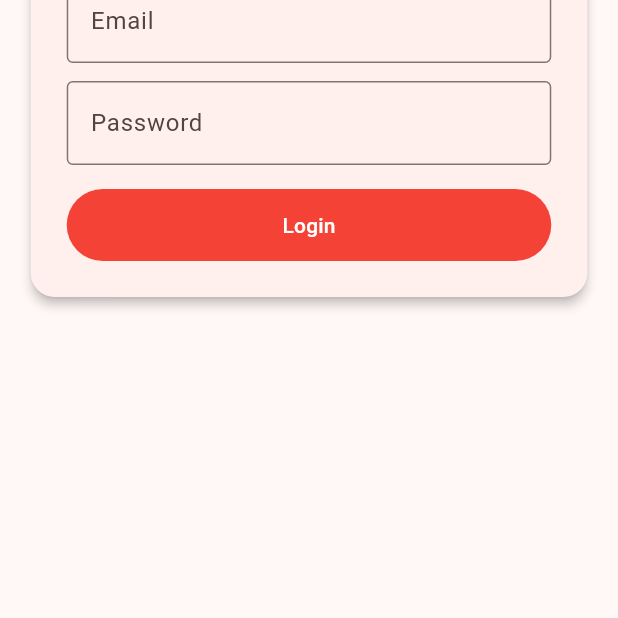
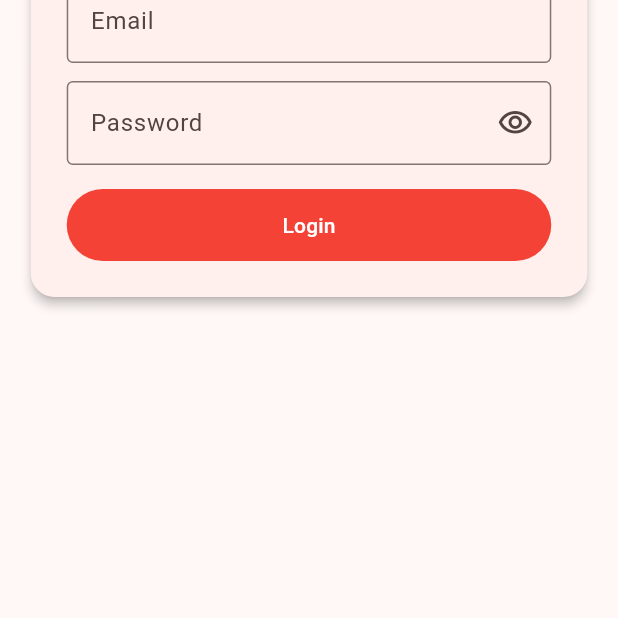
Before and after one commit to Laykusero04/SELLCO-Project-Tracker, a Flutter app: the screen it shows after launch, on a phone screen of 412 x 824 dp, the part 618-1236 px from its top. Run offline on Flutter 3.47's test engine with Material 3 defaults, Android fonts, the phone set to English and light mode, and no system bars; our stand-ins replace firebase_auth, firebase_core, flutter_bloc; accounts and stored records are empty.

Commit message:
Refactor authentication flow in app.dart and auth_bloc.dart to improve error handling and loading states. Update home_screen.dart to utilize a custom app bar and enhance user email display. Modify login_screen.dart to include password visibility toggle and Snackbar for error messages, removing direct error text display.

```diff
--- a/sellco_project_tracker/lib/app.dart
+++ b/sellco_project_tracker/lib/app.dart
@@ -2,7 +2,6 @@ import 'package:flutter/material.dart';
 import 'package:flutter_bloc/flutter_bloc.dart';
 import 'bloc/auth_bloc.dart';
 import 'bloc/auth_state.dart';
-import 'bloc/auth_event.dart';
 import 'screens/login_screen.dart';
 import 'screens/home_screen.dart';
 
@@ -36,45 +35,29 @@ class AuthGate extends StatelessWidget {
   Widget build(BuildContext context) {
     return BlocBuilder<AuthBloc, AuthState>(
       builder: (context, state) {
-        if (state is AuthLoading) {
+        // Show loading screen while checking initial auth state
+        if (state is AuthInitial) {
           return const Scaffold(
-            body: Center(
-              child: CircularProgressIndicator(),
-            ),
-          );
-        }
-
-        if (state is AuthError) {
-          return Scaffold(
             body: Center(
               child: Column(
                 mainAxisAlignment: MainAxisAlignment.center,
                 children: [
-                  const Icon(Icons.error, size: 64, color: Colors.red),
-                  const SizedBox(height: 16),
-                  Text(
-                    'Something went wrong: ${state.message}',
-                    textAlign: TextAlign.center,
-                    style: Theme.of(context).textTheme.bodyLarge,
-                  ),
-                  const SizedBox(height: 16),
-                  ElevatedButton(
-                    onPressed: () {
-                      context.read<AuthBloc>().add(AuthCheckRequested());
-                    },
-                    child: const Text('Retry'),
-                  ),
+                  CircularProgressIndicator(),
+                  SizedBox(height: 16),
+                  Text('Checking session...'),
                 ],
               ),
             ),
           );
         }
 
+        // If authenticated, go to home screen
         if (state is AuthAuthenticated) {
           return const HomeScreen();
         }
 
-        // Default to unauthenticated state
+        // For all other states (AuthError, AuthLoading, AuthUnauthenticated)
+        // show the login screen - it will handle loading and errors internally
         return const LoginRegisterScreen();
       },
     );
--- a/sellco_project_tracker/lib/screens/login_screen.dart
+++ b/sellco_project_tracker/lib/screens/login_screen.dart
@@ -16,7 +16,7 @@ class _LoginRegisterScreenState extends State<LoginRegisterScreen> {
   final TextEditingController _passwordController = TextEditingController();
 
   bool _isLoading = false;
-  String? _errorText;
+  bool _obscurePassword = true;
   final GlobalKey<FormState> _formKey = GlobalKey<FormState>();
 
   @override
@@ -43,13 +43,19 @@ class _LoginRegisterScreenState extends State<LoginRegisterScreen> {
       listener: (context, state) {
         if (state is AuthError) {
           setState(() {
-            _errorText = state.message;
             _isLoading = false;
           });
+          ScaffoldMessenger.of(context).showSnackBar(
+            SnackBar(
+              content: Text(state.message),
+              backgroundColor: Colors.red,
+              behavior: SnackBarBehavior.floating,
+              duration: const Duration(seconds: 4),
+            ),
+          );
         } else if (state is AuthLoading) {
           setState(() {
             _isLoading = true;
-            _errorText = null;
           });
         }
       },
@@ -84,15 +90,6 @@ class _LoginRegisterScreenState extends State<LoginRegisterScreen> {
                             style: Theme.of(context).textTheme.headlineSmall?.copyWith(fontWeight: FontWeight.bold),
                           ),
                           const SizedBox(height: 16),
-                          if (_errorText != null)
-                            Padding(
-                              padding: const EdgeInsets.only(bottom: 16),
-                              child: Text(
-                                _errorText!,
-                                style: TextStyle(color: Theme.of(context).colorScheme.error),
-                                textAlign: TextAlign.center,
-                              ),
-                            ),
                           TextFormField(
                             controller: _emailController,
                             keyboardType: TextInputType.emailAddress,
@@ -106,8 +103,21 @@ class _LoginRegisterScreenState extends State<LoginRegisterScreen> {
                           const SizedBox(height: 12),
                           TextFormField(
                             controller: _passwordController,
-                            obscureText: true,
-                            decoration: const InputDecoration(labelText: 'Password', border: OutlineInputBorder()),
+                            obscureText: _obscurePassword,
+                            decoration: InputDecoration(
+                              labelText: 'Password',
+                              border: const OutlineInputBorder(),
+                              suffixIcon: IconButton(
+                                icon: Icon(
+                                  _obscurePassword ? Icons.visibility_outlined : Icons.visibility_off_outlined,
+                                ),
+                                onPressed: () {
+                                  setState(() {
+                                    _obscurePassword = !_obscurePassword;
+                                  });
+                                },
+                              ),
+                            ),
                             validator: (v) {
                               if (v == null || v.isEmpty) return 'Password is required';
                               if (v.length < 6) return 'Min 6 characters';
```
Also changed, not shown: sellco_project_tracker/lib/bloc/auth_bloc.dart (+22 -1 lines), sellco_project_tracker/lib/components/custom_app_bar.dart (added, +47 -0 lines), sellco_project_tracker/lib/screens/home_screen.dart (+5 -15 lines).
